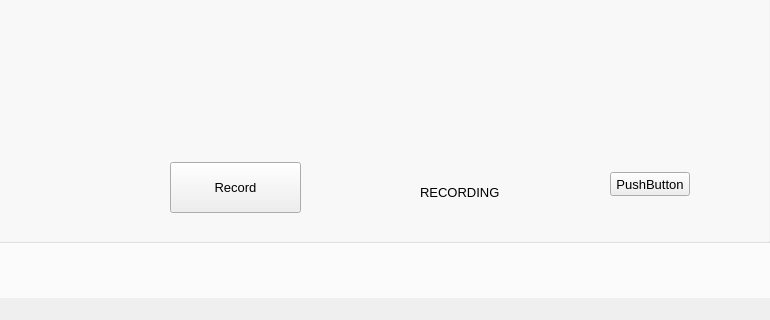
The window that ACL/mainwindow.ui (Pocket99/3D_CNN_KNEE_FLEXION_ANGLE_ESTIMATION) describes before a commit, drawn with Qt 5; both pictures show x 87 to 857 and y 400 to 720 of the 1280 by 720 pixel window.
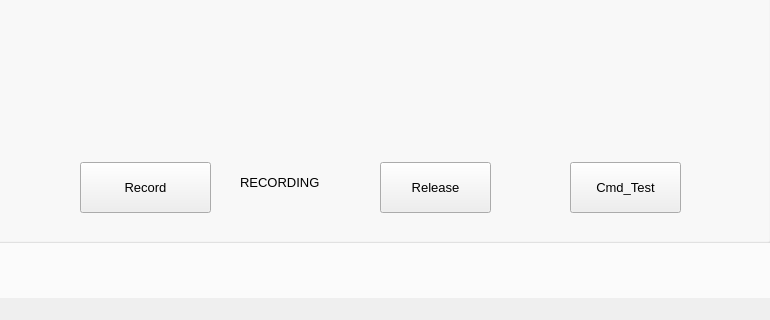
The same window after the commit.

The edit to the form file:
```diff
--- a/ACL/mainwindow.ui
+++ b/ACL/mainwindow.ui
@@ -253,7 +253,7 @@
       <widget class="QPushButton" name="captureButton">
        <property name="geometry">
         <rect>
-         <x>200</x>
+         <x>110</x>
          <y>510</y>
          <width>131</width>
          <height>51</height>
@@ -266,8 +266,8 @@
       <widget class="QLabel" name="recordingLabel">
        <property name="geometry">
         <rect>
-         <x>450</x>
-         <y>520</y>
+         <x>270</x>
+         <y>510</y>
          <width>101</width>
          <height>41</height>
         </rect>
@@ -279,14 +279,27 @@
       <widget class="QPushButton" name="pushButton">
        <property name="geometry">
         <rect>
-         <x>640</x>
-         <y>520</y>
-         <width>80</width>
-         <height>24</height>
+         <x>410</x>
+         <y>510</y>
+         <width>111</width>
+         <height>51</height>
         </rect>
        </property>
        <property name="text">
-        <string>PushButton</string>
+        <string>Release</string>
+       </property>
+      </widget>
+      <widget class="QPushButton" name="pushButton_2">
+       <property name="geometry">
+        <rect>
+         <x>600</x>
+         <y>510</y>
+         <width>111</width>
+         <height>51</height>
+        </rect>
+       </property>
+       <property name="text">
+        <string>Cmd_Test</string>
        </property>
       </widget>
      </widget>
```
Left out of the diff: 2 changed lines with no effect on the pictures.
